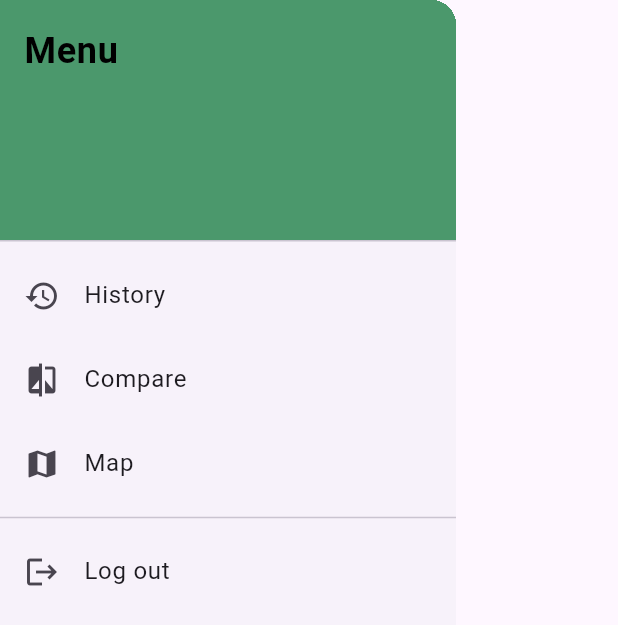
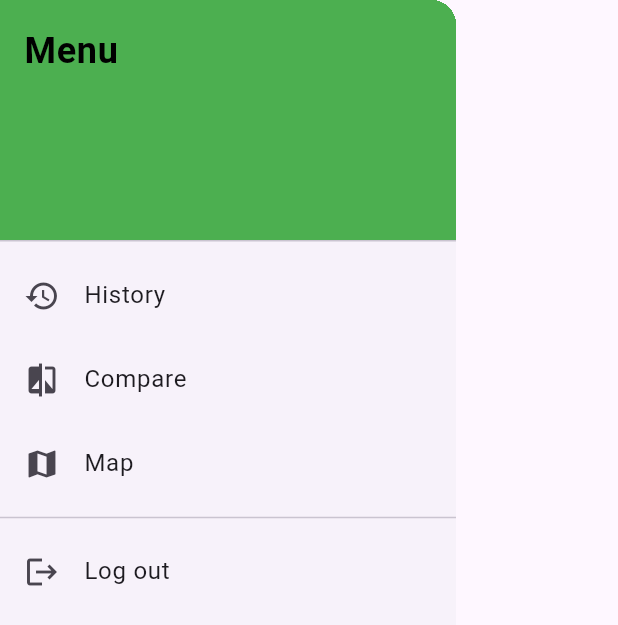
Before and after one commit to FEUP-LEIC-ES-2023-24/2LEIC08T3, a Flutter app: the SideBar widget shown alone on an empty page, opened directly with empty values, on a phone screen of 412 x 824 dp. Shown: the top 625 px of the screen. Run offline on Flutter 3.47's test engine with Material 3 defaults, Android fonts, the phone set to English and light mode, and no system bars; our stand-ins replace awesome_snackbar_content, cloud_firestore, firebase_auth, firebase_core, firebase_storage, flutter_spinkit and 4 more; missing offline and left inert: autocomplete_textfield, flutter_barcode_scanner, flutter_google_places, google_api_headers, google_maps_webservice; accounts and stored records are empty.

Commit message:
changed color of menu

```diff
--- a/mobile/lib/pages/menu.dart
+++ b/mobile/lib/pages/menu.dart
@@ -22,7 +22,7 @@ class SideBar extends StatelessWidget {
       children: <Widget>[
         const DrawerHeader(
           decoration: BoxDecoration(
-            color: Color(0xff4b986c),
+            color: Colors.green,
           ),
           child: Text(
             'Menu',
```
Also changed, not shown: mobile/lib/pages/home.dart (+14 -6 lines).
